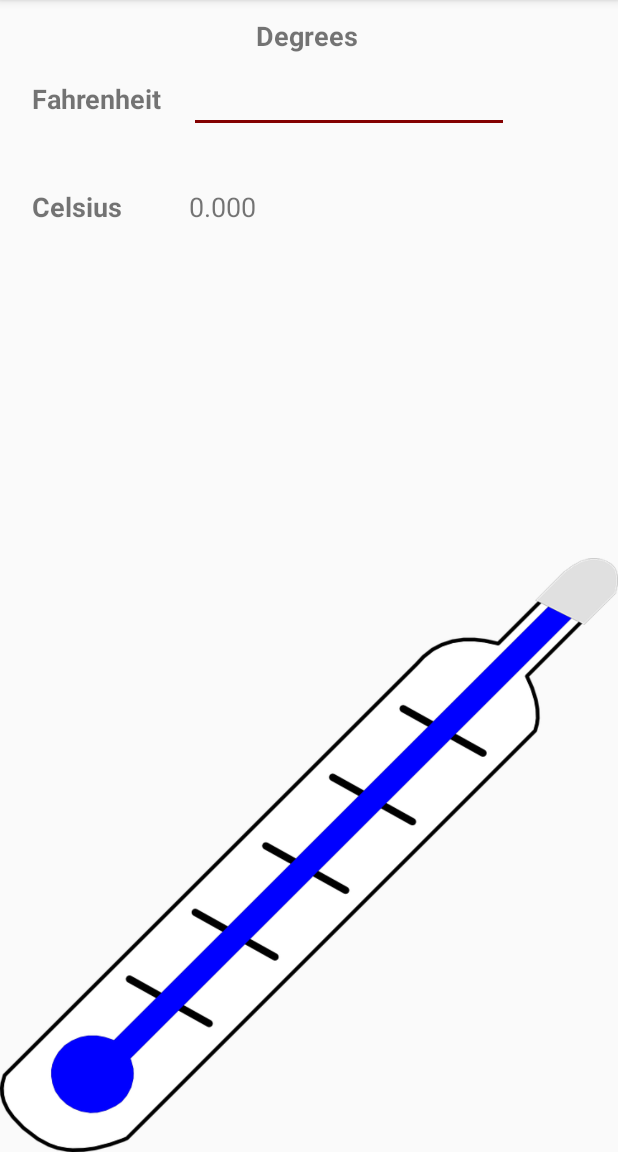
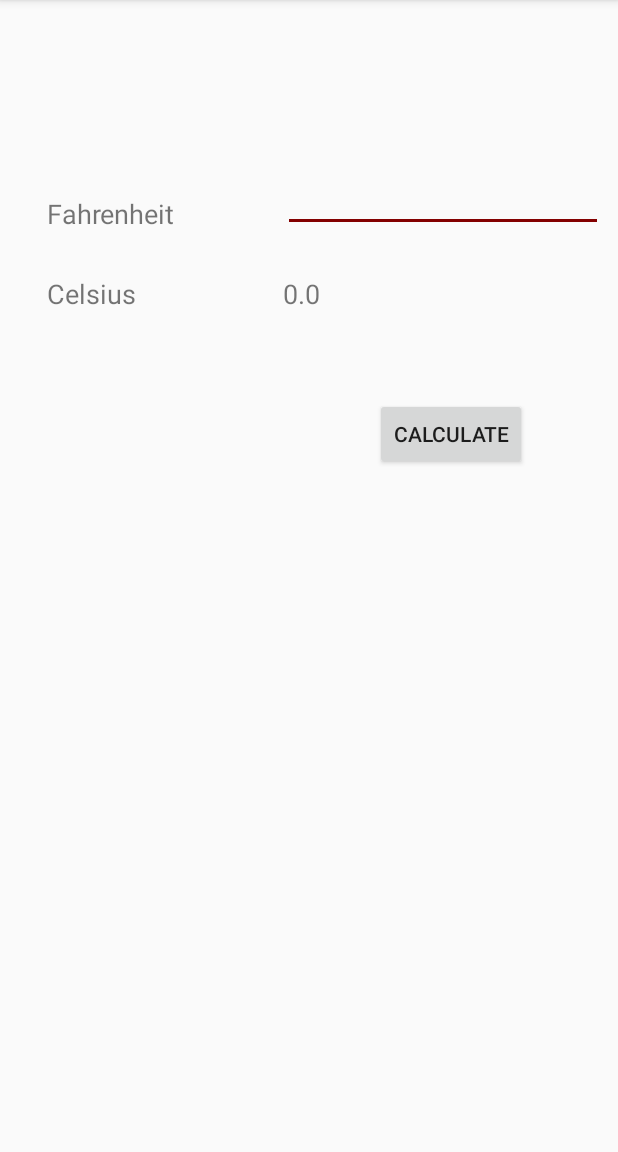
Before and after one commit to vancepope/Project1_TempConverter1, an Android app: the screen it shows after launch (MainActivity), on a phone screen of 412 x 824 dp, the part 84-1236 px from its top. Run offline under Robolectric (Android 15) with nearby library versions, the phone set to English and light mode, and no system bars.

Commit message:
Update 1

```diff
--- a/app/src/main/AndroidManifest.xml
+++ b/app/src/main/AndroidManifest.xml
@@ -4,9 +4,8 @@
 
     <application
         android:allowBackup="true"
-        android:icon="@mipmap/ic_launcher"
+        android:icon="@mipmap/ic_launcher_temp"
         android:label="@string/app_name"
-        android:roundIcon="@mipmap/ic_launcher_round"
         android:supportsRtl="true"
         android:theme="@style/AppTheme">
         <activity android:name=".MainActivity">
--- a/app/src/main/res/layout/activity_main.xml
+++ b/app/src/main/res/layout/activity_main.xml
@@ -3,75 +3,58 @@
     xmlns:app="http://schemas.android.com/apk/res-auto"
     xmlns:tools="http://schemas.android.com/tools"
     android:id="@+id/TempLayout"
-    android:layout_width="wrap_content"
-    android:layout_height="wrap_content"
+    android:layout_width="match_parent"
+    android:layout_height="match_parent"
     android:textAlignment="center"
     tools:context="pope.project1_tempconverter.MainActivity">
 
     <TextView
-        android:id="@+id/fahrenheitTV"
+        android:id="@+id/celsiusNumTv"
         android:layout_width="wrap_content"
         android:layout_height="wrap_content"
-        android:layout_alignStart="@+id/celsiusTV"
-        android:layout_below="@+id/degreesTV"
-        android:layout_marginTop="17dp"
-        android:text="@string/fahrenheit_tv"
+        android:layout_marginTop="183dp"
+        android:text="0.0"
         android:textSize="18sp"
-        android:textStyle="bold" />
+        android:layout_alignParentTop="true"
+        android:layout_alignStart="@+id/fahrenEt" />
 
-    <TextView
-        android:id="@+id/celsiusTV"
+    <EditText
+        android:id="@+id/fahrenEt"
         android:layout_width="wrap_content"
         android:layout_height="wrap_content"
-        android:layout_alignParentStart="true"
-        android:layout_below="@+id/fahrenheitTV"
-        android:layout_marginStart="21dp"
-        android:layout_marginTop="47dp"
-        android:text="@string/celsius_tv"
-        android:textSize="18sp"
-        android:textStyle="bold" />
-
-    <TextView
-        android:id="@+id/celsiusNumTV"
-        android:layout_width="wrap_content"
-        android:layout_height="wrap_content"
-        android:text="@string/celsius_num_tv"
-        android:textSize="18sp"
-        android:layout_alignBaseline="@+id/celsiusTV"
-        android:layout_alignBottom="@+id/celsiusTV"
-        android:layout_alignStart="@+id/fahreinheitET" />
-
-    <TextView
-        android:id="@+id/degreesTV"
-        android:layout_width="wrap_content"
-        android:layout_height="wrap_content"
-        android:layout_marginTop="11dp"
-        android:text="@string/degrees_tv"
-        android:textSize="18sp"
-        android:textStyle="bold"
-        android:layout_alignParentTop="true"
-        android:layout_toEndOf="@+id/celsiusNumTV" />
-
-    <EditText
-        android:id="@+id/fahreinheitET"
-        android:layout_width="wrap_content"
-        android:layout_height="wrap_content"
-        android:layout_alignBaseline="@+id/fahrenheitTV"
-        android:layout_alignBottom="@+id/fahrenheitTV"
-        android:layout_marginStart="18dp"
-        android:layout_toEndOf="@+id/fahrenheitTV"
+        android:layout_alignBottom="@+id/celsiusNumTv"
+        android:layout_alignParentEnd="true"
+        android:layout_marginBottom="53dp"
+        android:layout_marginEnd="10dp"
         android:ems="10"
         android:inputType="numberDecimal" />
 
-    <ImageView
-        android:id="@+id/imageView"
+    <TextView
+        android:id="@+id/fahrenheitTv"
         android:layout_width="wrap_content"
         android:layout_height="wrap_content"
-        android:layout_alignParentBottom="true"
+        android:layout_alignBottom="@+id/fahrenEt"
         android:layout_alignParentStart="true"
-        android:adjustViewBounds="true"
-        android:cropToPadding="false"
-        android:scaleType="fitXY"
-        app:srcCompat="@drawable/thermometer" />
+        android:layout_marginStart="31dp"
+        android:text="Fahrenheit"
+        android:textSize="18sp" />
 
+    <TextView
+        android:id="@+id/celsiusTv"
+        android:layout_width="wrap_content"
+        android:layout_height="wrap_content"
+        android:layout_alignBottom="@+id/celsiusNumTv"
+        android:layout_alignStart="@+id/fahrenheitTv"
+        android:text="Celsius"
+        android:textSize="18sp" />
+
+    <Button
+        android:id="@+id/calculateBtn"
+        android:layout_width="wrap_content"
+        android:layout_height="wrap_content"
+        android:layout_alignStart="@+id/celsiusNumTv"
+        android:layout_below="@+id/fahrenEt"
+        android:layout_marginStart="61dp"
+        android:layout_marginTop="57dp"
+        android:text="Calculate" />
 </RelativeLayout>
```
Also changed, not shown: app/src/main/ic_launcher_temp-web.png (added), app/src/main/res/mipmap-hdpi/ic_launcher_temp.png (added), app/src/main/res/mipmap-mdpi/ic_launcher_temp.png (added), app/src/main/res/mipmap-xhdpi/ic_launcher_temp.png (added), app/src/main/res/mipmap-xxhdpi/ic_launcher_temp.png (added), app/src/main/res/mipmap-xxxhdpi/ic_launcher_temp.png (added).
